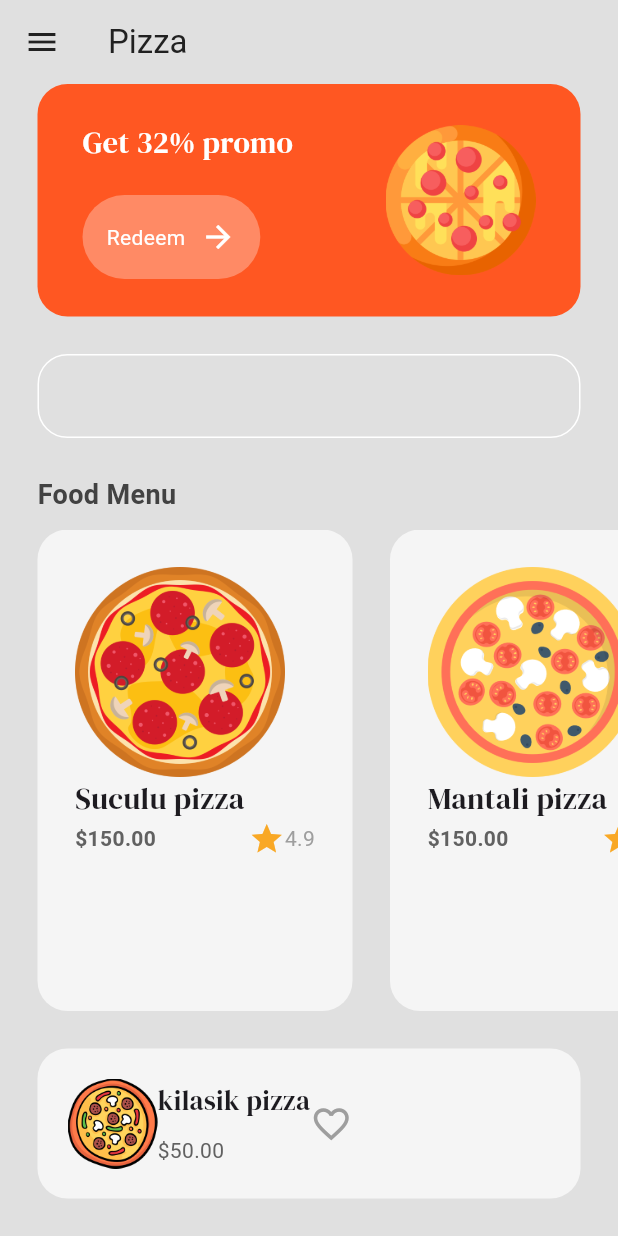
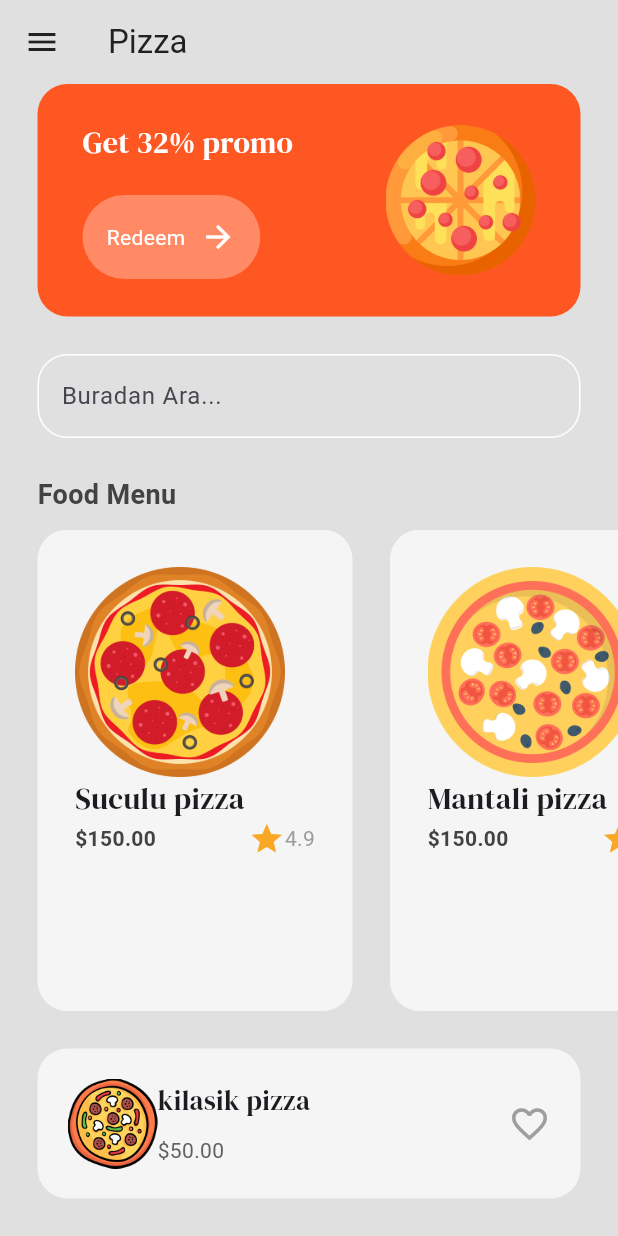
Before and after one commit to elnur-e/PizzaApp, a Flutter app: the MenuPage screen opened by its route, on a phone screen of 412 x 824 dp. Run offline on Flutter 3.47's test engine with Material 3 defaults, Android fonts, the phone set to English and light mode, and no system bars; our stand-ins replace google_fonts.

Commit message:
food_tile dosya düzenlendi

```diff
--- a/lib/components/food_tile.dart
+++ b/lib/components/food_tile.dart
@@ -16,7 +16,7 @@ class FoodTile extends StatelessWidget {
         color: Colors.grey[100],
         borderRadius: BorderRadius.circular(20),
       ),
-      margin: EdgeInsets.only(left: 25.0),
+      margin: const EdgeInsets.only(left: 25.0),
       padding: const EdgeInsets.all(25),
       child: Column(
         crossAxisAlignment: CrossAxisAlignment.start,
@@ -27,6 +27,7 @@ class FoodTile extends StatelessWidget {
             height: 140,
           ),
 
+        //  const SizedBox(width: 20),
           // text
           Text(
             food.name,
@@ -37,17 +38,30 @@ class FoodTile extends StatelessWidget {
           SizedBox(
             width: 160,
             child: Row(
+
               mainAxisAlignment: MainAxisAlignment.spaceBetween,
               children: [
                 //price
                 Text(
                   '\$' + food.price,
                   style: TextStyle(
+                      fontWeight: FontWeight.bold,
+                      color: Colors.grey[800],
+                  ),
+                ),
+                  //rating
+
+
+             /*   Icon(
+                  Icons.star,
+                  color.yellow[800]
+                ),
+                  style: TextStyle(
                     fontWeight: FontWeight.bold,
                     color: Colors.grey[700],
                   ),
                 ),
-
+*/
                 //rating
                 Row(
                   children: [
--- a/lib/pages/menu_page.dart
+++ b/lib/pages/menu_page.dart
@@ -94,7 +94,7 @@ class _MenuPageState extends State<MenuPage> {
           ),
           const SizedBox(height: 25), //bosluk?
 
-          // seach bar
+          // search bar
           Padding(
             padding: const EdgeInsets.symmetric(horizontal: 25.0),
             child: TextField(
@@ -111,6 +111,7 @@ class _MenuPageState extends State<MenuPage> {
                     borderSide:BorderSide(color: Colors.white),
                     borderRadius: BorderRadius.circular(20),
                   ),
+                  hintText: "Buradan Ara...",
               ),
             ),
           ),
@@ -156,7 +157,11 @@ class _MenuPageState extends State<MenuPage> {
             ),
             margin: const EdgeInsets.only(left: 25, right: 25, bottom: 25),
             padding: const EdgeInsets.all(20),
-            child: Row(children: [
+            child: Row(
+              mainAxisAlignment: MainAxisAlignment.spaceBetween,
+              children: [
+              Row(
+                children: [
                   //image
                 Image.asset(
                   'lib/images/pizza-3.png',
@@ -184,10 +189,18 @@ class _MenuPageState extends State<MenuPage> {
                     ),
                   ],
                 ),
+
+              ],),
+
               //heart
-              Icon(Icons.favorite_outline,color: Colors.grey, size: 28,),
-            ],),
-          )
+            const  Icon(
+                Icons.favorite_outline,
+                color: Colors.grey,
+                size: 28,
+              ),
+            ],
+            ),
+          ),
 
         ],
       ),
```
Lines whose indentation alone changed are shown as unchanged.
